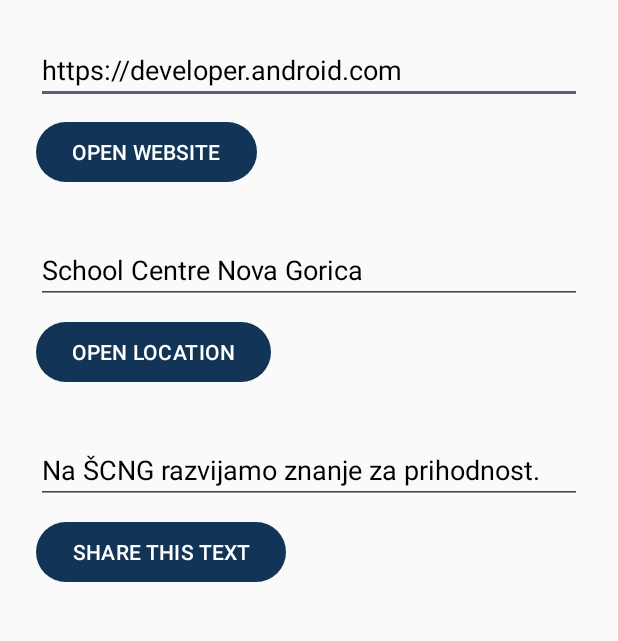
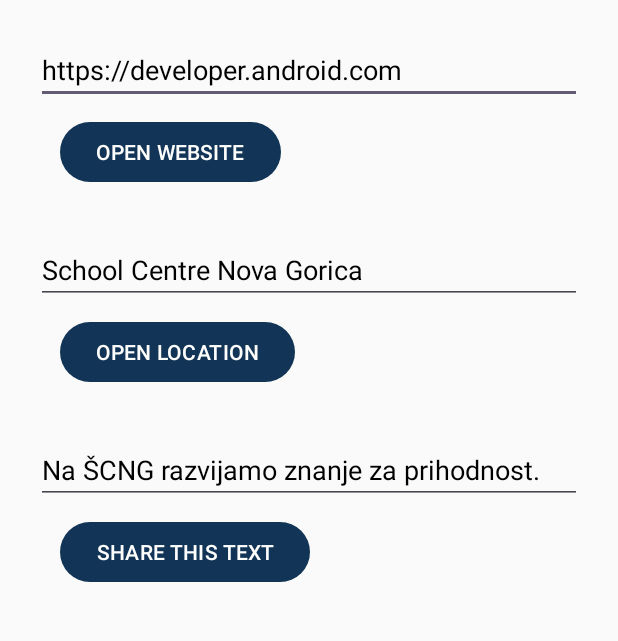
Before and after one commit to MajKlavzar/implicitIntents, an Android app: the screen it shows after launch (MainActivity), on a phone screen of 412 x 824 dp, the part 96-737 px from its top. Run offline under Robolectric (Android 15) with nearby library versions, the phone set to English and light mode, and no system bars.

Commit message:
Changed button spacing

```diff
--- a/app/src/main/res/layout/activity_main.xml
+++ b/app/src/main/res/layout/activity_main.xml
@@ -45,6 +45,7 @@
                 android:id="@+id/open_website_button"
                 android:layout_width="wrap_content"
                 android:layout_height="wrap_content"
+                android:layout_marginStart="16dp"
                 android:layout_marginBottom="32dp"
                 android:onClick="openWebsite"
                 android:text="@string/button_uri"
@@ -69,6 +70,7 @@
                 android:id="@+id/open_location_button"
                 android:layout_width="wrap_content"
                 android:layout_height="wrap_content"
+                android:layout_marginStart="16dp"
                 android:layout_marginBottom="32dp"
                 android:onClick="openLocation"
                 android:text="@string/button_location"
@@ -93,6 +95,7 @@
                 android:id="@+id/share_text_button"
                 android:layout_width="wrap_content"
                 android:layout_height="wrap_content"
+                android:layout_marginStart="16dp"
                 android:onClick="shareText"
                 android:text="@string/button_share"
                 android:textColor="@color/white"
```
